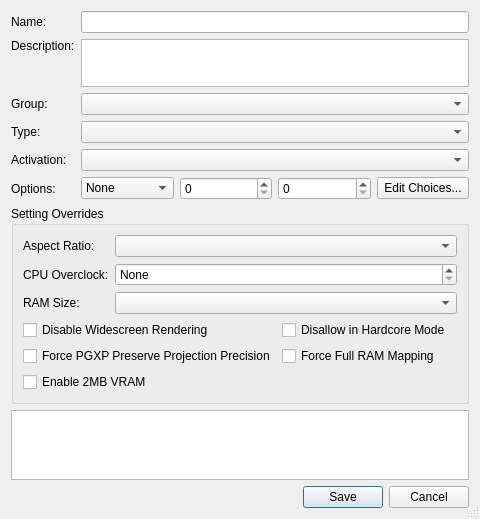
This is src/duckstation-qt/gamecheatcodeeditordialog.ui in stenzek/duckstation as Qt 5 draws it before an edit. The edited form follows.
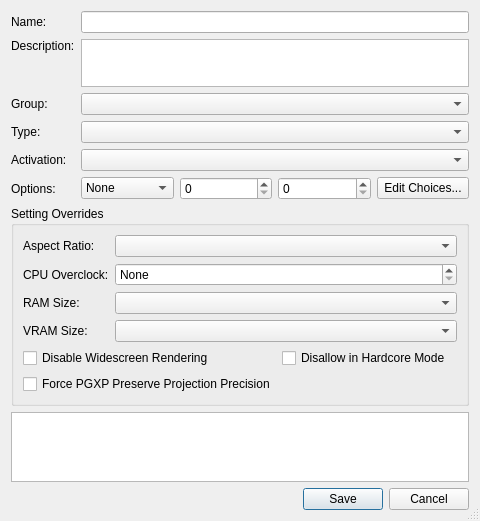
This is the edited form.

Commit message:
Settings: Merge RAM mapping/VRAM options into size enums with Forced variants
RAM is 2MB/4MB/4MBForced/8MB/8MBForced/16MB/16MBForced, VRAM is 1MB/2MB/2MBForced.
2MBForced keeps the upper bank addressable regardless of GP1(09h).

Patch:
```diff
--- a/src/duckstation-qt/gamecheatcodeeditordialog.ui
+++ b/src/duckstation-qt/gamecheatcodeeditordialog.ui
@@ -177,7 +177,17 @@
       <item row="2" column="1">
        <widget class="QComboBox" name="overrideRAMSize"/>
       </item>
-      <item row="3" column="0" colspan="2">
+      <item row="3" column="0">
+       <widget class="QLabel" name="overrideVRAMSizeLabel">
+        <property name="text">
+         <string>VRAM Size:</string>
+        </property>
+       </widget>
+      </item>
+      <item row="3" column="1">
+       <widget class="QComboBox" name="overrideVRAMSize"/>
+      </item>
+      <item row="4" column="0" colspan="2">
        <layout class="QGridLayout" name="overrideFlagsLayout">
         <item row="0" column="0">
          <widget class="QCheckBox" name="disableWidescreenRendering">
@@ -200,20 +210,6 @@
           </property>
          </widget>
         </item>
-        <item row="1" column="1">
-         <widget class="QCheckBox" name="forceFullRAMMapping">
-          <property name="text">
-           <string>Force Full RAM Mapping</string>
-          </property>
-         </widget>
-        </item>
-        <item row="2" column="0">
-         <widget class="QCheckBox" name="enable2MBVRAM">
-          <property name="text">
-           <string>Enable 2MB VRAM</string>
-          </property>
-         </widget>
-        </item>
        </layout>
       </item>
      </layout>
```
The commit also changes 19 other files.
